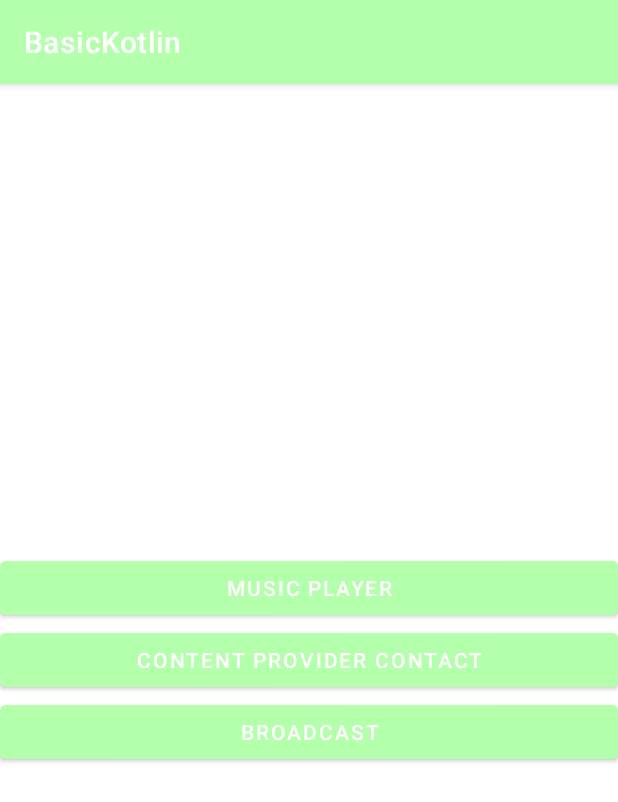
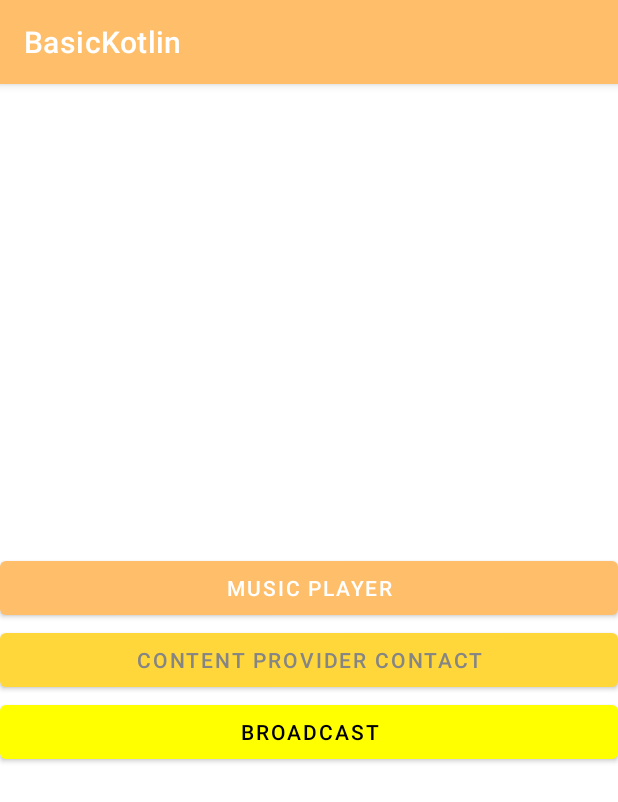
Before and after one commit to Namesiss/android, an Android app: the screen it shows after launch (MainActivity), after a tap on "DAY 3", on a phone screen of 412 x 824 dp. Shown: the top 802 px of the screen. Run offline under Robolectric (Android 15) with nearby library versions, the phone set to English and light mode, and no system bars.

Commit message:
Android Demo App

```diff
--- a/app/src/main/res/drawable/btn_bg.xml
+++ b/app/src/main/res/drawable/btn_bg.xml
@@ -1,4 +1,4 @@
 <?xml version="1.0" encoding="utf-8"?>
 <shape xmlns:android="http://schemas.android.com/apk/res/android" android:shape="oval">
-<stroke android:color="@color/primaryColor_2" android:width="3dp"/>
+<stroke android:color="@color/golden1" android:width="3dp"/>
 </shape>
--- a/app/src/main/res/layout/activity_main6.xml
+++ b/app/src/main/res/layout/activity_main6.xml
@@ -20,18 +20,24 @@
             android:id="@+id/btnMusicPlayer"
             android:layout_width="match_parent"
             android:layout_height="wrap_content"
-            android:text="Music Player" />
+            android:text="Music Player"
+            android:textColor="@color/text_white"
+            app:backgroundTint="@color/golden1" />
 
         <Button
             android:id="@+id/btnContentProvider"
             android:layout_width="match_parent"
             android:layout_height="wrap_content"
-            android:text="Content Provider Contact" />
+            android:text="Content Provider Contact"
+            android:textColor="@color/text_grey"
+            app:backgroundTint="@color/golden2" />
 
         <Button
             android:id="@+id/btnBroadcast"
             android:layout_width="match_parent"
             android:layout_height="wrap_content"
-            android:text="Broadcast" />
+            android:text="Broadcast"
+            android:textColor="@color/text_black"
+            app:backgroundTint="@color/golden3" />
     </LinearLayout>
 </androidx.constraintlayout.widget.ConstraintLayout>
--- a/app/src/main/res/values-night/themes.xml
+++ b/app/src/main/res/values-night/themes.xml
@@ -2,8 +2,8 @@
     <!-- Base application theme. -->
     <style name="Theme.BasicKotlin" parent="Theme.MaterialComponents.DayNight.DarkActionBar">
         <!-- Primary brand color. -->
-        <item name="colorPrimary">@color/primaryColor_1</item>
-        <item name="colorPrimaryVariant">@color/primaryColor_2</item>
+        <item name="colorPrimary">@color/golden1</item>
+        <item name="colorPrimaryVariant">@color/golden2</item>
         <item name="colorOnPrimary">@color/black</item>
         <!-- Secondary brand color. -->
         <item name="colorSecondary">@color/teal_200</item>
--- a/app/src/main/res/values/colors.xml
+++ b/app/src/main/res/values/colors.xml
@@ -12,4 +12,10 @@
     <color name="primaryColor_1">#b3ffab</color>
     <color name="primaryColor_2">#12fff7</color>
     <color name="dangerColor">#f32013</color>
+    <color name="golden1">#FFBE6A</color>
+    <color name="golden2">#FFD73B</color>
+    <color name="golden3">#FFFF00</color>
+    <color name="text_grey">#FF858585</color>
+    <color name="text_black">#000000</color>
+    <color name="text_white">#FFFFFF</color>
 </resources>
--- a/app/src/main/res/values/themes.xml
+++ b/app/src/main/res/values/themes.xml
@@ -2,8 +2,8 @@
     <!-- Base application theme. -->
     <style name="Theme.BasicKotlin" parent="Theme.MaterialComponents.DayNight.DarkActionBar">
         <!-- Primary brand color. -->
-        <item name="colorPrimary">@color/primaryColor_1</item>
-        <item name="colorPrimaryVariant">@color/primaryColor_2</item>
+        <item name="colorPrimary">@color/golden1</item>
+        <item name="colorPrimaryVariant">@color/golden2</item>
         <item name="colorOnPrimary">@color/white</item>
         <!-- Secondary brand color. -->
         <item name="colorSecondary">@color/teal_200</item>
```
Also changed, not shown: app/src/main/AndroidManifest.xml (+7 -2 lines), app/src/main/java/com/example/basickotlin/day3/musicplayer/MainActivity.kt (+84 -38 lines), app/src/main/java/com/example/basickotlin/day3/musicplayer/MyService.kt (added, +88 -0 lines).
